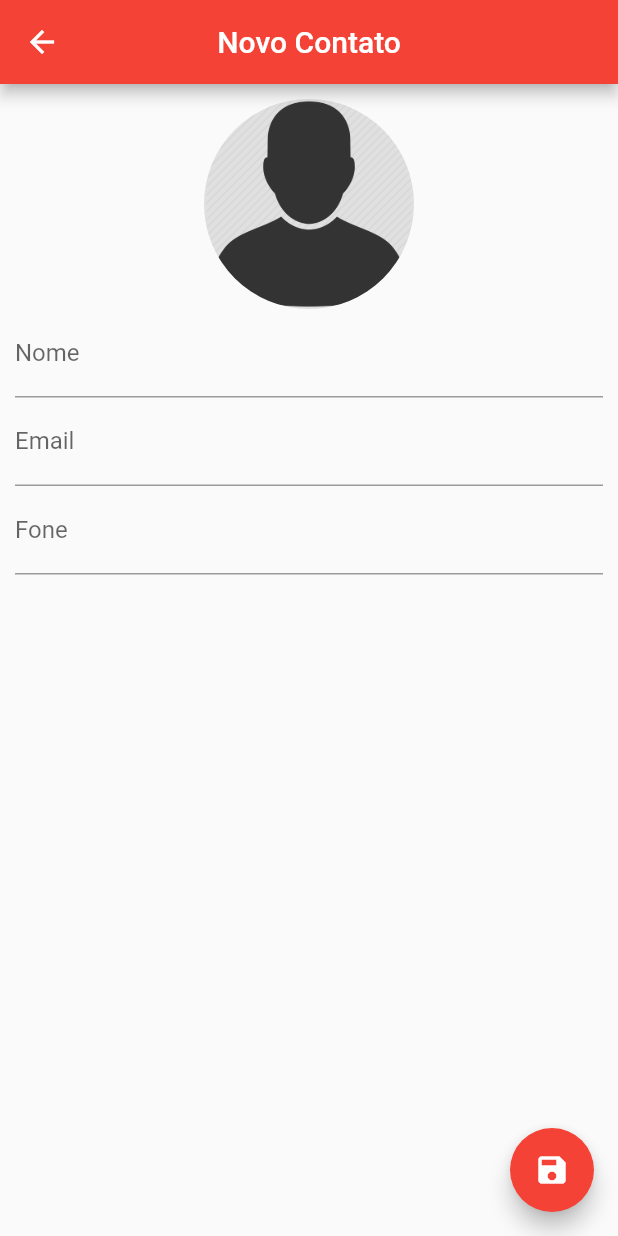
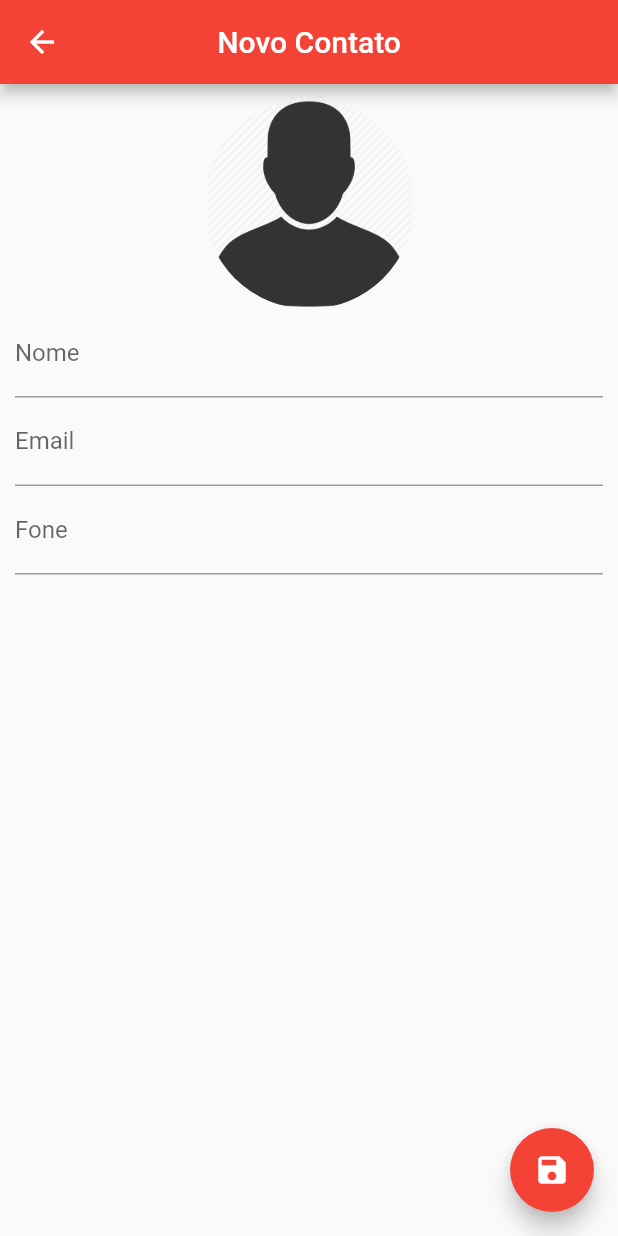
Before and after one commit to rafaelbatistaroque/aula_flutter_agenda, a Flutter app: the ContactPage screen opened directly, on a phone screen of 412 x 824 dp. Run offline on Flutter 3.47's test engine with Material 2 defaults, Android fonts, the phone set to English and light mode, and no system bars; our stand-ins replace image_picker, sqflite; accounts and stored records are empty; statements that could not run were skipped.

Commit message:
Refactioring code

```diff
--- a/lib/pages/contact.dart
+++ b/lib/pages/contact.dart
@@ -36,7 +36,7 @@ class _ContactPageState extends State<ContactPage> {
       _emailCrtl.text = _editContact.email;
       _phoneCrtl.text = _editContact.phone;
   }
-
+//Page to edit and new contacts
   @override
   Widget build(BuildContext context) {
     return WillPopScope(
@@ -48,7 +48,7 @@ class _ContactPageState extends State<ContactPage> {
       onWillPop: _requestPop,
     );
   }
-
+//Builder AppBar
   Widget _buildAppBar(){
     return AppBar(
       backgroundColor: Colors.red,
@@ -56,7 +56,7 @@ class _ContactPageState extends State<ContactPage> {
       centerTitle: true
     );
   }
-
+//Builer Body page
   Widget _buildBody(){
     return SingleChildScrollView(
       padding: EdgeInsets.all(10.0),
@@ -68,7 +68,6 @@ class _ContactPageState extends State<ContactPage> {
               height: 140.0,
               decoration: BoxDecoration(
                 shape: BoxShape.circle,
-                color: Colors.grey[300],
                 image: DecorationImage(
                   fit: BoxFit.cover,
                   image: _editContact.img != null
--- a/lib/pages/home.dart
+++ b/lib/pages/home.dart
@@ -80,6 +80,7 @@ class _HomeState extends State<Home> {
         _showOptions(context, index);
       },
       child: Card(
+        elevation: 8,
         child: Padding(
           padding: EdgeInsets.all(10.0),
           child: Row(
```
